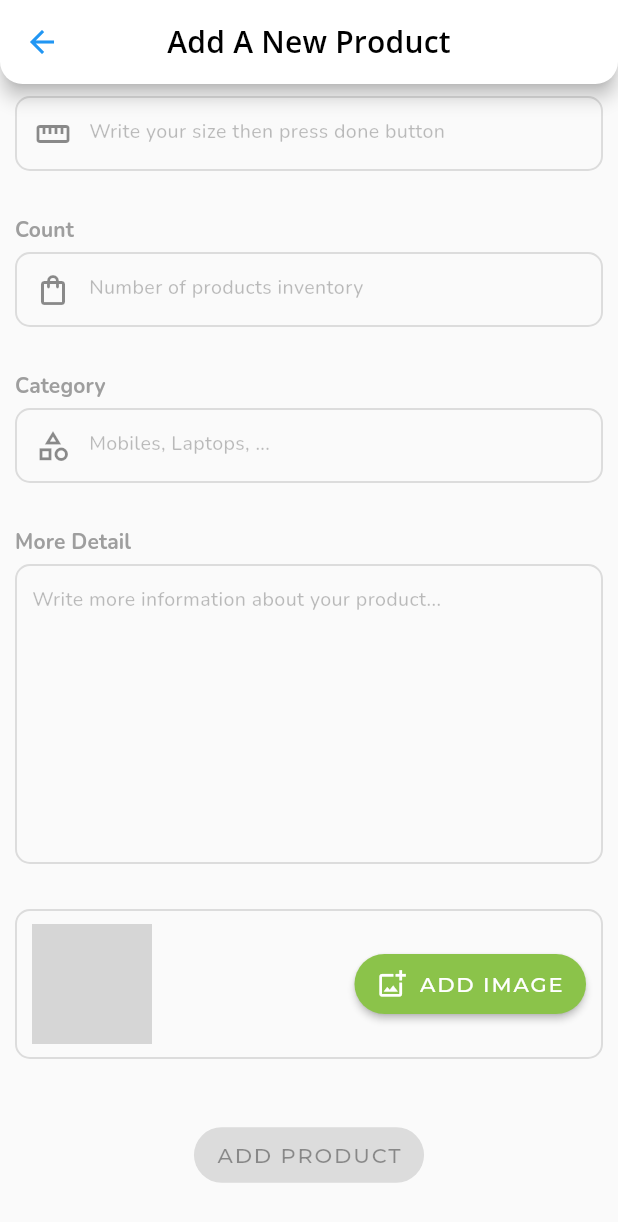
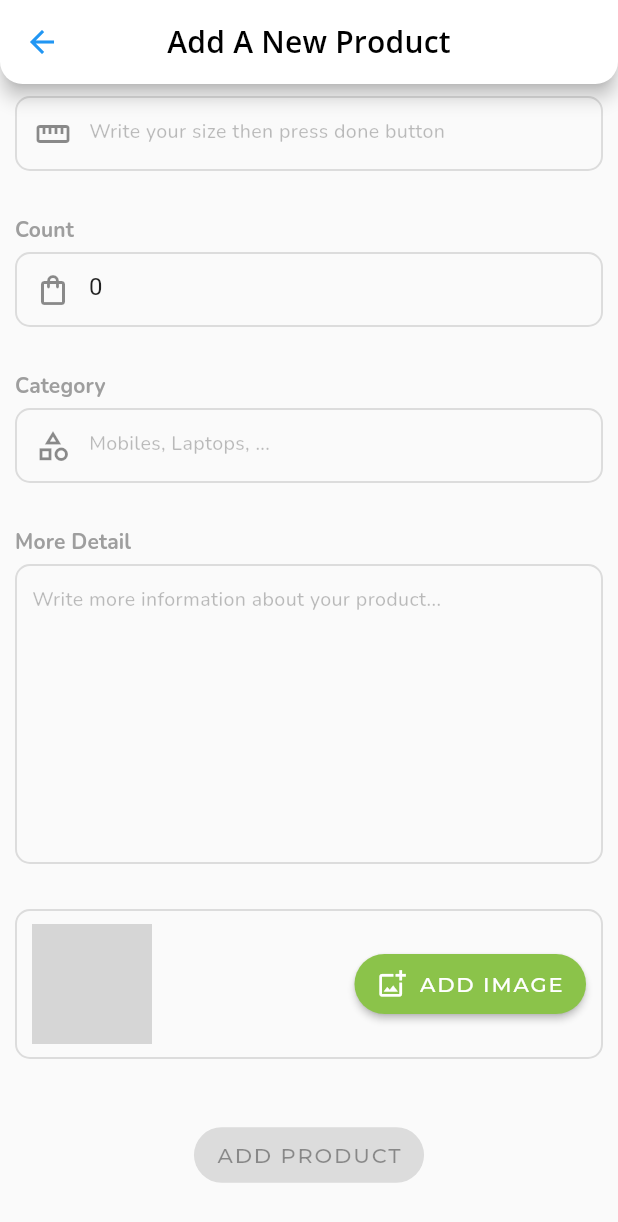
Before and after one commit to ILoveBacteria/namakala, a Flutter app: the AddProduct widget shown alone on an empty page, opened directly with empty values, scrolled down 358 dp, on a phone screen of 412 x 824 dp. Shown: the top 1222 px of the screen. Run offline on Flutter 3.47's test engine with Material 2 defaults, Android fonts, the phone set to English and light mode, and no system bars; our stand-ins replace google_fonts, image_picker; accounts and stored records are empty; project files that could hold a hidden picture were left out; grey boxes are pictures that could not be loaded.

Commit message:
Editing product information

```diff
--- a/lib/screens/add_product.dart
+++ b/lib/screens/add_product.dart
@@ -39,17 +39,18 @@ class _AddProductState extends State<AddProduct> {
   FieldStatus _detailStatus = FieldStatus.none;
   FieldStatus _categoryStatus = FieldStatus.none;
   FieldStatus _countStatus = FieldStatus.none;
-  final _titleController = TextEditingController();
-  final _priceController = TextEditingController();
-  final _colorController = TextEditingController();
-  final _sizeController = TextEditingController();
-  final _detailController = TextEditingController();
-  final _countController = TextEditingController();
-  final _categoryController = TextEditingController();
+  late final TextEditingController _titleController;
+  late final TextEditingController _priceController;
+  late final TextEditingController _colorController;
+  late final TextEditingController _sizeController;
+  late final TextEditingController _detailController;
+  late final TextEditingController _countController;
+  late final TextEditingController _categoryController;
   VoidCallback? _submitButton;
   File? imageFile;
   late Person person;
   Product? product;
+  bool controllerInitialized = false;
 
   @override
   void dispose() {
@@ -68,6 +69,17 @@ class _AddProductState extends State<AddProduct> {
     Arguments arguments = ModalRoute.of(context)!.settings.arguments as Arguments;
     person = arguments.person!;
     product = arguments.product;
+
+    if (!controllerInitialized) {
+      _titleController = TextEditingController(text: product?.name);
+      _priceController = TextEditingController(text: '${product?.price}');
+      _colorController = TextEditingController(text: '${product?.color.map((e) => e.value).toList().join(' ')}');
+      _sizeController = TextEditingController(text: '${product?.size.join(' ')}');
+      _detailController = TextEditingController(text: product?.detail);
+      _countController = TextEditingController(text: '${product?.count}');
+      _categoryController = TextEditingController(text: product?.category);
+      controllerInitialized = true;
+    }
 
     return GestureDetector(
       onTap: () => FocusScope.of(context).unfocus(),
@@ -289,7 +301,7 @@ class _AddProductState extends State<AddProduct> {
   Future<bool> _createNewProduct() async {
     Uint8List bytes = await imageFile!.readAsBytes();
 
-    Product product = Product(
+    Product newProduct = Product(
       _titleController.text,
       bytes,
       int.parse(_priceController.text),
@@ -299,9 +311,24 @@ class _AddProductState extends State<AddProduct> {
       _sizeController.text.split(' '),
       int.parse(_countController.text),
       Market(person.market.name),
+      0,
     );
 
+    return product == null ? _sendNewProductData(newProduct) : _sendEditedProductData(newProduct);
+  }
+
+  Future<bool> _sendNewProductData(Product product) async {
     MySocket socket = MySocket(UserData.phone, Command.addProductMarket, [jsonEncode(product.toJson2())]);
+    String response = await socket.sendAndReceive();
+    if (response == 'false') {
+      SnackMessage('Failed to send data to server').build(context);
+      return false;
+    }
+    return true;
+  }
+
+  Future<bool> _sendEditedProductData(Product product) async {
+    MySocket socket = MySocket(UserData.phone, Command.editProductMarket, [jsonEncode(product.toJson2())]);
     String response = await socket.sendAndReceive();
     if (response == 'false') {
       SnackMessage('Failed to send data to server').build(context);
--- a/lib/socket/command.dart
+++ b/lib/socket/command.dart
@@ -1,4 +1,4 @@
 enum Command {
   signIn, signUp, checkoutCart, profile, editProfile, addProductMarket,
-  removeAllCart, removeCart, addCart, cart, removeFavorites, addFavorites, category, removeProductMarket, score
+  removeAllCart, removeCart, addCart, cart, removeFavorites, addFavorites, category, removeProductMarket, score, editProductMarket
 }
--- a/lib/utilities/arguments.dart
+++ b/lib/utilities/arguments.dart
@@ -13,4 +13,6 @@ class Arguments {
   Arguments.category(this.category);
 
   Arguments.person(this.person);
+
+  Arguments.all(this.person, this.product, this.category);
 }
--- a/lib/utilities/product.dart
+++ b/lib/utilities/product.dart
@@ -17,7 +17,7 @@ class Product {
   late List<String> size = [];
 
   Product(this.name, this.image, this.price, this.category, this.detail,
-      this.color, this.size, this.count, this.market);
+      this.color, this.size, this.count, this.market, this.id);
 
   Product.fromJson(Map<String, dynamic> json) {
     id = json['id'];
@@ -51,6 +51,7 @@ class Product {
       };
 
   Map<String, dynamic> toJson2() => {
+    'id': id,
     'category':category,
     'name': name,
     'detail': detail,
```
Also changed, not shown: lib/screens/my_market.dart (+10 -3 lines).
